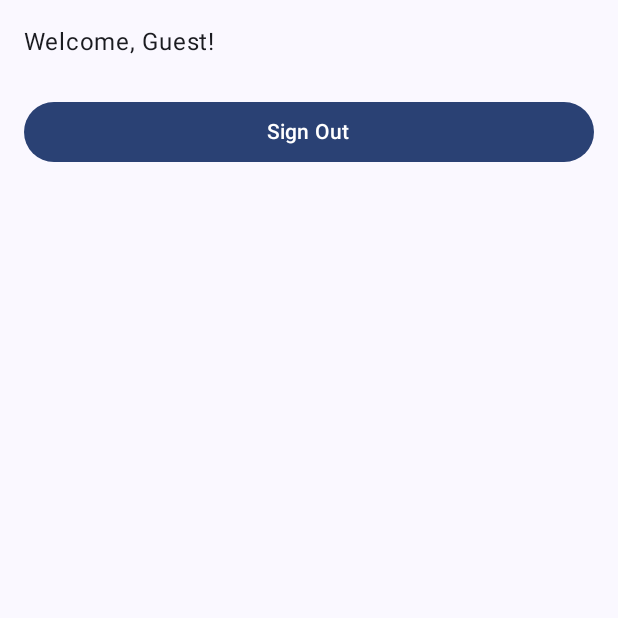
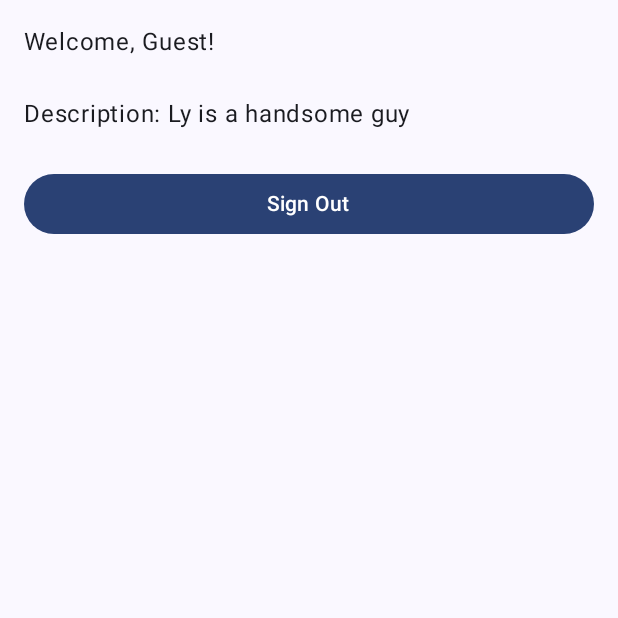
Before and after one commit to LyyHua/AndroidHomework, an Android app built with Jetpack Compose: the HomePageActivity screen opened directly, with no data from a screen before it, on a phone screen of 412 x 824 dp, the top half of it. Run offline under Robolectric (Android 15) with nearby library versions, the phone set to English and light mode, and no system bars.

Commit message:
Hello world

```diff
--- a/app/src/main/java/com/example/studying/HomePageActivity.kt
+++ b/app/src/main/java/com/example/studying/HomePageActivity.kt
@@ -40,6 +40,7 @@ class HomePageActivity : ComponentActivity() {
 fun HomePageScreen(username: String, modifier: Modifier = Modifier, onSignOutClick: () -> Unit) {
     Column(modifier = modifier.padding(16.dp)) {
         Text(text = "Welcome, $username!", modifier = Modifier.padding(bottom = 24.dp))
+        Text(text = "Description: Ly is a handsome guy", modifier = Modifier.padding(bottom = 24.dp))
         Button(onClick = onSignOutClick, modifier = Modifier.fillMaxWidth()) {
             Text("Sign Out")
         }
```
